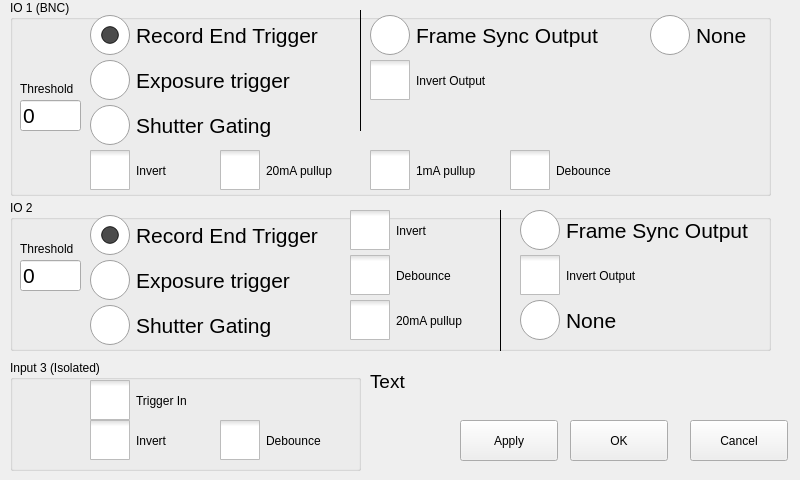
This is src/iosettingswindow.ui in krontech/chronos-cam-app as Qt 5 draws it before an edit. The edited form follows.
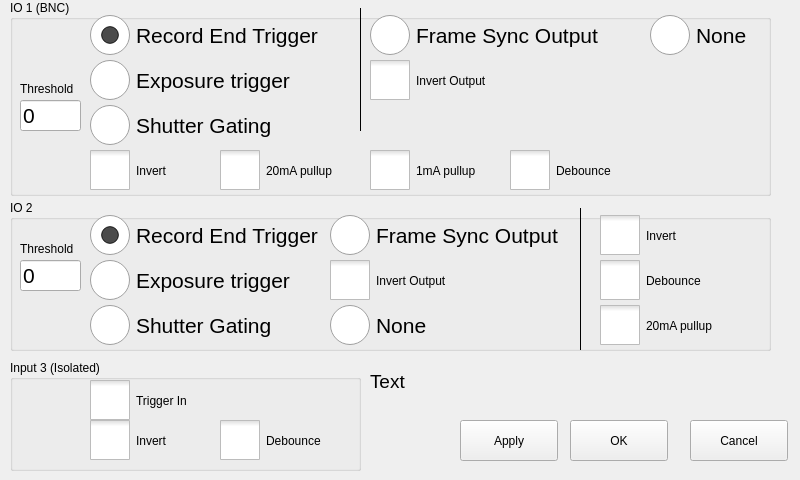
This is the edited form. Custom widgets are drawn as their Qt base class.

Commit message: Swap the middle and right columns of IO 2 Also moved the vertical lines to just intersect with their group boxes

The edit to the form file:
```diff
--- a/src/iosettingswindow.ui
+++ b/src/iosettingswindow.ui
@@ -269,9 +269,9 @@
     <property name="geometry">
      <rect>
       <x>340</x>
-      <y>10</y>
+      <y>8</y>
       <width>20</width>
-      <height>121</height>
+      <height>123</height>
      </rect>
     </property>
     <property name="frameShadow">
@@ -336,8 +336,8 @@
    <widget class="QRadioButton" name="radioIO2FSOut">
     <property name="geometry">
      <rect>
-      <x>510</x>
-      <y>10</y>
+      <x>320</x>
+      <y>15</y>
       <width>231</width>
       <height>41</height>
      </rect>
@@ -387,8 +387,8 @@
    <widget class="QCheckBox" name="chkIO2InvertIn">
     <property name="geometry">
      <rect>
-      <x>340</x>
-      <y>10</y>
+      <x>590</x>
+      <y>15</y>
       <width>97</width>
       <height>41</height>
      </rect>
@@ -406,8 +406,8 @@
    <widget class="QCheckBox" name="chkIO2Debounce">
     <property name="geometry">
      <rect>
-      <x>340</x>
-      <y>55</y>
+      <x>590</x>
+      <y>60</y>
       <width>151</width>
       <height>41</height>
      </rect>
@@ -425,8 +425,8 @@
    <widget class="QCheckBox" name="chkIO2InvertOut">
     <property name="geometry">
      <rect>
-      <x>510</x>
-      <y>55</y>
+      <x>320</x>
+      <y>60</y>
       <width>151</width>
       <height>41</height>
      </rect>
@@ -444,8 +444,8 @@
    <widget class="QCheckBox" name="chkIO2Pull">
     <property name="geometry">
      <rect>
-      <x>340</x>
-      <y>100</y>
+      <x>590</x>
+      <y>105</y>
       <width>151</width>
       <height>41</height>
      </rect>
@@ -500,8 +500,8 @@
    <widget class="QRadioButton" name="radioIO2None">
     <property name="geometry">
      <rect>
-      <x>510</x>
-      <y>100</y>
+      <x>320</x>
+      <y>105</y>
       <width>101</width>
       <height>41</height>
      </rect>
@@ -524,10 +524,10 @@
    <widget class="Line" name="line">
     <property name="geometry">
      <rect>
-      <x>480</x>
-      <y>10</y>
+      <x>560</x>
+      <y>8</y>
       <width>20</width>
-      <height>141</height>
+      <height>142</height>
      </rect>
     </property>
     <property name="frameShadow">
```
